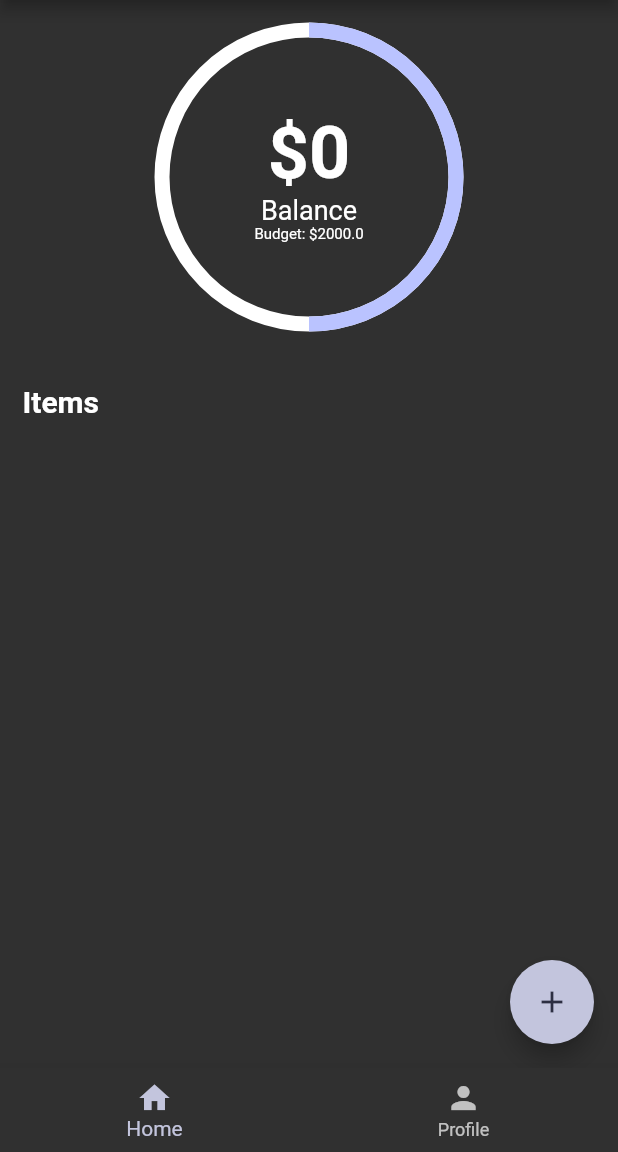
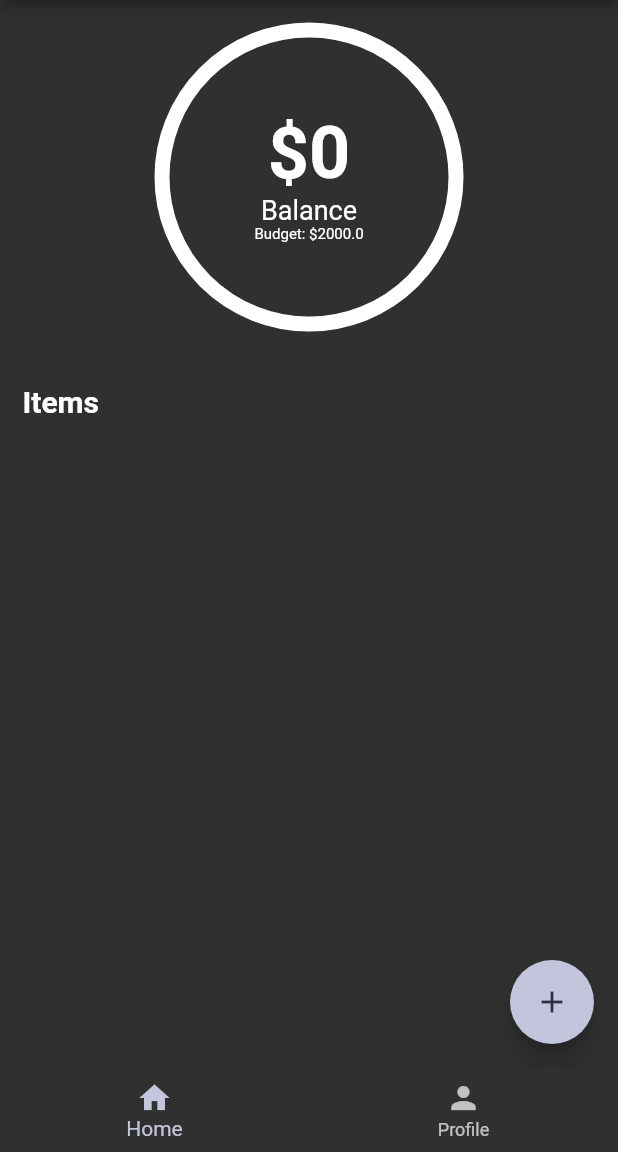
Before and after one commit to MilicTG/budget_tracker_new, a Flutter app: the screen it shows after launch, on a phone screen of 412 x 824 dp, the part 84-1236 px from its top. Run offline on Flutter 3.47's test engine with Material 2 defaults, Android fonts, the phone set to English and light mode, and no system bars; drawn by our look-alikes of percent_indicator; our stand-ins replace shared_preferences; missing offline and left inert: shared_preferences_web.

Commit message:
Chapter 7 complete

```diff
--- a/lib/main.dart
+++ b/lib/main.dart
@@ -3,19 +3,24 @@ import 'package:budget_tracker/services/budget_service.dart';
 import 'package:budget_tracker/services/theme_service.dart';
 import 'package:flutter/material.dart';
 import 'package:provider/provider.dart';
+import 'package:shared_preferences/shared_preferences.dart';
 
-void main() {
-  runApp(const MyApp());
+void main() async {
+  WidgetsFlutterBinding.ensureInitialized();
+  final sharedPreferences = await SharedPreferences.getInstance();
+  return runApp(MyApp(sharedPreferences: sharedPreferences));
 }
 
 class MyApp extends StatelessWidget {
-  const MyApp({Key? key}) : super(key: key);
+  final SharedPreferences sharedPreferences;
+  const MyApp({required this.sharedPreferences, Key? key}) : super(key: key);
 
   @override
   Widget build(BuildContext context) {
     return MultiProvider(
       providers: [
-        ChangeNotifierProvider<ThemeService>(create: (_) => ThemeService()),
+        ChangeNotifierProvider<ThemeService>(
+            create: (_) => ThemeService(sharedPreferences)),
         ChangeNotifierProvider<BudgetService>(create: (_) => BudgetService()),
       ],
       child: Builder(
--- a/lib/pages/home_page.dart
+++ b/lib/pages/home_page.dart
@@ -6,15 +6,8 @@ import 'package:provider/provider.dart';
 
 import '../services/budget_service.dart';
 
-class HomePage extends StatefulWidget {
+class HomePage extends StatelessWidget {
   const HomePage({Key? key}) : super(key: key);
-
-  @override
-  State<HomePage> createState() => _HomePageState();
-}
-
-class _HomePageState extends State<HomePage> {
-  List<TransactionItem> items = [];
 
   @override
   Widget build(BuildContext context) {
@@ -28,9 +21,9 @@ class _HomePageState extends State<HomePage> {
             builder: (context) {
               return AddTransactionDialog(
                 itemToAdd: (transactionItem) {
-                  setState(() {
-                    items.add(transactionItem);
-                  });
+                  final budgetService =
+                      Provider.of<BudgetService>(context, listen: false);
+                  budgetService.addItem(transactionItem);
                 },
               );
             },
@@ -53,14 +46,14 @@ class _HomePageState extends State<HomePage> {
                         return CircularPercentIndicator(
                           radius: screenSize.width / 4,
                           lineWidth: 10.0,
-                          percent: .5,
+                          percent: value.balance / value.budget,
                           backgroundColor: Colors.white,
                           center: Column(
                             mainAxisSize: MainAxisSize.min,
                             children: [
-                              const Text(
-                                "\$0",
-                                style: TextStyle(
+                              Text(
+                                "\$${value.balance.toString().split(".")[0]}",
+                                style: const TextStyle(
                                     fontSize: 48, fontWeight: FontWeight.bold),
                               ),
                               const Text(
@@ -68,7 +61,7 @@ class _HomePageState extends State<HomePage> {
                                 style: TextStyle(fontSize: 18),
                               ),
                               Text(
-                                "Budget: \$" + value.budget.toString(),
+                                "Budget: \$${value.budget}",
                                 style: const TextStyle(fontSize: 10),
                               ),
                             ],
@@ -87,12 +80,19 @@ class _HomePageState extends State<HomePage> {
                 const SizedBox(
                   height: 10,
                 ),
-                ...List.generate(
-                  items.length,
-                  (index) => TransactionCard(
-                    item: items[index],
-                  ),
-                ),
+                Consumer<BudgetService>(
+                  builder: ((context, value, child) {
+                    return ListView.builder(
+                        shrinkWrap: true,
+                        itemCount: value.items.length,
+                        physics: const ClampingScrollPhysics(),
+                        itemBuilder: (context, index) {
+                          return TransactionCard(
+                            item: value.items[index],
+                          );
+                        });
+                  }),
+                )
               ],
             ),
           ),
--- a/lib/services/budget_service.dart
+++ b/lib/services/budget_service.dart
@@ -1,12 +1,34 @@
 import 'package:flutter/material.dart';
+
+import '../model/transaction_item.dart';
 
 class BudgetService extends ChangeNotifier {
   double _budget = 2000.0;
 
   double get budget => _budget;
 
+  double balance = 0.0;
+
+  List<TransactionItem> _items = [];
+
+  List<TransactionItem> get items => _items;
+
   set budget(double value) {
     _budget = value;
     notifyListeners();
   }
+
+  void addItem(TransactionItem item) {
+    _items.add(item);
+    updateBalance(item);
+    notifyListeners();
+  }
+
+  void updateBalance(TransactionItem item) {
+    if (item.isExpense) {
+      balance += item.amount;
+    } else {
+      balance -= item.amount;
+    }
+  }
 }
--- a/lib/services/theme_service.dart
+++ b/lib/services/theme_service.dart
@@ -1,12 +1,20 @@
 import 'package:flutter/material.dart';
+import 'package:shared_preferences/shared_preferences.dart';
 
 class ThemeService with ChangeNotifier {
+  final SharedPreferences sharedPreferences;
+  ThemeService(this.sharedPreferences);
+
+  static const darkThemeKey = "dark_theme";
   bool _darkTheme = true;
 
-  bool get darkTheme => _darkTheme;
+  bool get darkTheme {
+    return sharedPreferences.getBool(darkThemeKey) ?? _darkTheme;
+  }
 
   set darkTheme(bool value) {
     _darkTheme = value;
+    sharedPreferences.setBool(darkThemeKey, value);
     notifyListeners();
   }
 }
--- a/pubspec.yaml
+++ b/pubspec.yaml
@@ -32,6 +32,7 @@ dependencies:
     sdk: flutter
   percent_indicator: ^4.2.2
   provider: ^6.0.3
+  shared_preferences: ^2.0.15
 
 dev_dependencies:
   # The "flutter_lints" package below contains a set of recommended lints to
```
Also changed, not shown: lib/generated_plugin_registrant.dart (added, +17 -0 lines), 7 other files.
